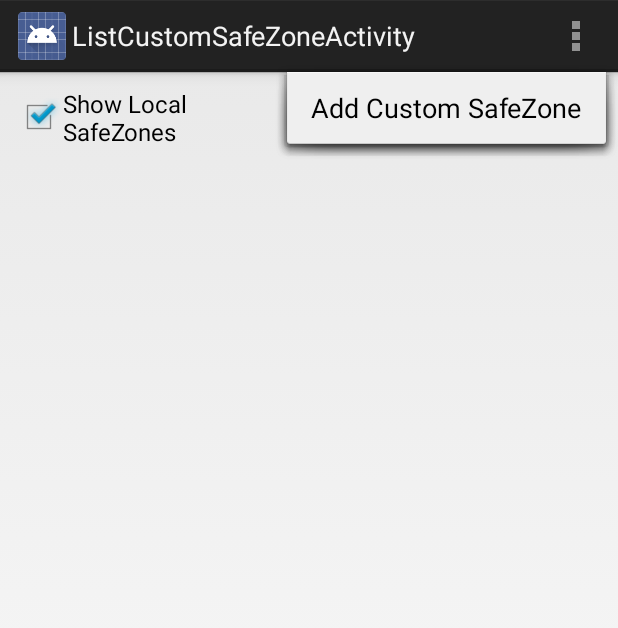
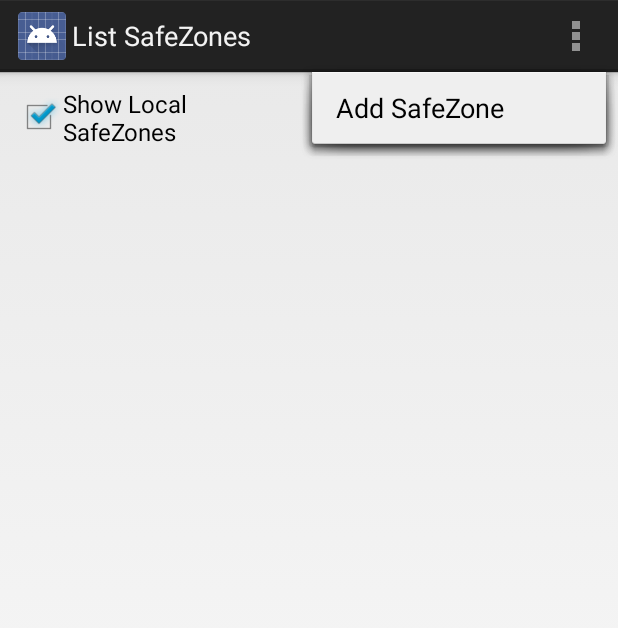
Before and after one commit to coreyja/TornadoSafeZone, an Android app: the ListSafeZoneActivity screen opened directly, with no data from a screen before it, with the options menu open, on a phone screen of 412 x 824 dp. Shown: the top 628 px of the screen. Run offline under Robolectric (Android 15) with nearby library versions, the phone set to English and light mode, and no system bars.

Commit message:
Renamed all references of Custom to Local SafeZones

```diff
--- a/src/main/AndroidManifest.xml
+++ b/src/main/AndroidManifest.xml
@@ -51,8 +51,8 @@
             </intent-filter>
         </activity>
         <activity
-            android:name="com.fll.teamstorm.ListCustomSafeZoneActivity"
-            android:label="@string/title_activity_list_custom_safe_zone" >
+            android:name=".ListSafeZoneActivity"
+            android:label="@string/title_activity_list_safe_zone" >
         </activity>
     </application>
 
--- a/src/main/java/com/fll/teamstorm/ListCustomSafeZoneActivity.java
+++ b/src/main/java/com/fll/teamstorm/ListSafeZoneActivity.java
@@ -26,7 +26,7 @@ import com.google.android.gms.maps.model.LatLng;
 import java.util.ArrayList;
 import java.util.List;
 
-public class ListCustomSafeZoneActivity extends ListActivity implements SafeZonesLoadedListener, SafeZoneDialogFragment.HasSQLAsync, AdapterView.OnItemLongClickListener,
+public class ListSafeZoneActivity extends ListActivity implements SafeZonesLoadedListener, SafeZoneDialogFragment.HasSQLAsync, AdapterView.OnItemLongClickListener,
         AddressToLatLngHelper.OnLatLngFound {
 
     private SafeZoneSQLAsync sqlAsync;
@@ -41,7 +41,7 @@ public class ListCustomSafeZoneActivity extends ListActivity implements SafeZone
     @Override
     protected void onCreate(Bundle savedInstanceState) {
         super.onCreate(savedInstanceState);
-        setContentView(R.layout.activity_list_custom_safe_zone);
+        setContentView(R.layout.activity_list_safe_zone);
 
         // Set up the SQLite helper
         this.sqlAsync = new SafeZoneSQLAsync(this, this);
@@ -61,7 +61,7 @@ public class ListCustomSafeZoneActivity extends ListActivity implements SafeZone
         View.OnClickListener listener = new View.OnClickListener() {
             @Override
             public void onClick(View view) {
-                ListCustomSafeZoneActivity.this.loadSafeZones();
+                ListSafeZoneActivity.this.loadSafeZones();
             }
         };
 
@@ -100,7 +100,7 @@ public class ListCustomSafeZoneActivity extends ListActivity implements SafeZone
     public boolean onCreateOptionsMenu(Menu menu) {
 
         // Inflate the menu; this adds items to the action bar if it is present.
-        getMenuInflater().inflate(R.menu.list_custom_safe_zone, menu);
+        getMenuInflater().inflate(R.menu.list_safe_zone, menu);
         return true;
     }
 
@@ -127,7 +127,7 @@ public class ListCustomSafeZoneActivity extends ListActivity implements SafeZone
         this.safezones.addAll(zones);
         this.adapter.notifyDataSetChanged();
 
-        Log.i(MapActivity.TAG, String.format("%d SafeZones loaded by ListCustomSZ Activity", this.adapter.getCount()));
+        Log.i(MapActivity.TAG, String.format("%d SafeZones loaded by ListSZ Activity", this.adapter.getCount()));
 
     }
 
@@ -140,7 +140,7 @@ public class ListCustomSafeZoneActivity extends ListActivity implements SafeZone
         if (local && global) {
             this.sqlAsync.loadSafeZones();
         } else if (local) {
-            this.sqlAsync.loadCustomSafeZones();
+            this.sqlAsync.loadLocalSafeZones();
         } else if (global) {
             this.sqlAsync.loadGlobalSafeZones();
         } else {
@@ -204,7 +204,7 @@ public class ListCustomSafeZoneActivity extends ListActivity implements SafeZone
             builder.setPositiveButton(getString(R.string.dialog_delete_positive), new DialogInterface.OnClickListener() {
                 @Override
                 public void onClick(DialogInterface dialogInterface, int i) {
-                    ListCustomSafeZoneActivity.this.getSqlAsync().deleteSafeZone(sz.getId());
+                    ListSafeZoneActivity.this.getSqlAsync().deleteSafeZone(sz.getId());
                 }
             });
 
--- a/src/main/java/com/fll/teamstorm/MapActivity.java
+++ b/src/main/java/com/fll/teamstorm/MapActivity.java
@@ -164,8 +164,8 @@ public class MapActivity extends Activity implements GoogleMap.InfoWindowAdapter
                 break;
 
             /*** MENU ***/
-            case R.id.menu_map_view_custom_sz:
-                Intent i = new Intent(this, ListCustomSafeZoneActivity.class);
+            case R.id.menu_map_list_sz:
+                Intent i = new Intent(this, ListSafeZoneActivity.class);
                 startActivity(i);
                 break;
 
--- a/src/main/java/com/fll/teamstorm/SQL/SafeZoneSQLHelper.java
+++ b/src/main/java/com/fll/teamstorm/SQL/SafeZoneSQLHelper.java
@@ -251,7 +251,7 @@ public class SafeZoneSQLHelper extends SQLiteOpenHelper {
         return list;
     }
 
-    public ArrayList<SafeZone> getCustomSafeZones() {
+    public ArrayList<SafeZone> getLocalSafeZones() {
         ArrayList<SafeZone> list = new ArrayList<SafeZone>();
 
         String clause = KEY_USERCREATED + "=?";
--- a/src/main/res/layout/activity_list_custom_safe_zone.xml
+++ b/src/main/res/layout/activity_list_safe_zone.xml
@@ -4,7 +4,7 @@
     android:layout_width="match_parent"
     android:layout_height="match_parent"
     android:orientation="vertical"
-    tools:context="com.fll.teamstorm.ListCustomSafeZoneActivity">
+    tools:context="com.fll.teamstorm.ListSafeZoneActivity">
 
     <LinearLayout
         android:layout_width="match_parent"
--- a/src/main/res/menu/list_custom_safe_zone.xml
+++ b/src/main/res/menu/list_safe_zone.xml
@@ -1,6 +1,6 @@
 <menu xmlns:android="http://schemas.android.com/apk/res/android"
     xmlns:tools="http://schemas.android.com/tools"
-    tools:context="com.fll.teamstorm.ListCustomSafeZoneActivity" >
+    tools:context="com.fll.teamstorm.ListSafeZoneActivity" >
 
     <item android:id="@+id/menu_list_new_safe_zone"
         android:title="@string/menu_list_new_safe_zone"
--- a/src/main/res/menu/map.xml
+++ b/src/main/res/menu/map.xml
@@ -4,8 +4,8 @@
     xmlns:tools="http://schemas.android.com/tools"
     tools:context="com.fll.teamstorm.MapActivity">
 
-    <item android:id="@+id/menu_map_view_custom_sz"
-        android:title="@string/menu_map_view_custom_sz"
+    <item android:id="@+id/menu_map_list_sz"
+        android:title="@string/menu_map_list_sz"
         android:orderInCategory="100"
         android:showAsAction="never" />
 
--- a/src/main/res/values/strings.xml
+++ b/src/main/res/values/strings.xml
@@ -48,14 +48,14 @@
     <string name="menu_dev_empty_table">Empty SQLite Table</string>
     <string name="menu_dev_refresh">Load from Endpoints</string>
     <string name="menu_dev_load_sql">Load from SQLite DB</string>
-    <string name="menu_map_view_custom_sz">View Custom SafeZones</string>
-    <string name="title_activity_list_custom_safe_zone">ListCustomSafeZoneActivity</string>
+    <string name="menu_map_list_sz">List SafeZones</string>
+    <string name="title_activity_list_safe_zone">List SafeZones</string>
 
-    <string name="dialog_edit_safezone_title">Edit Custom SafeZone</string>
+    <string name="dialog_edit_safezone_title">Edit SafeZone</string>
     <string name="dialog_edit_safezone_positive_text">Edit Hours</string>
 
     <string name="dialog_delete_safezone_title">Delete SafeZone?</string>
-    <string name="dialog_delete_safezone_msg">Are you sure you want to delete the Custom Safe Zone named %s</string>
+    <string name="dialog_delete_safezone_msg">Are you sure you want to delete the Safe Zone named %s</string>
     <string name="dialog_delete_positive">Delete SafeZone</string>
 
 
@@ -64,7 +64,7 @@
     <string name="dialog_address_positive">Next</string>
     <string name="dialog_address_address_hint">Address to convert to Latitude and Longitude</string>
     <string name="dialog_address_help">Please enter an address to create a SafeZone at the address. You can also add a SafeZone by long-pressing on the map in the location you want to add the SafeZone.</string>
-    <string name="menu_list_new_safe_zone">Add Custom SafeZone</string>
+    <string name="menu_list_new_safe_zone">Add SafeZone</string>
     <string name="string_monday">Monday</string>
     <string name="string_tuesday">Tuesday</string>
     <string name="string_wednesday">Wednesday</string>
```
Also changed, not shown: src/main/java/com/fll/teamstorm/SQL/SafeZoneSQLAsync.java (+11 -11 lines).
